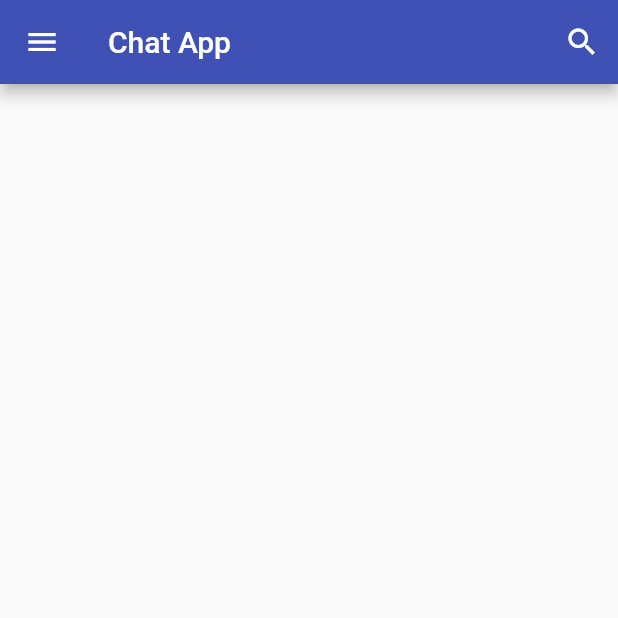
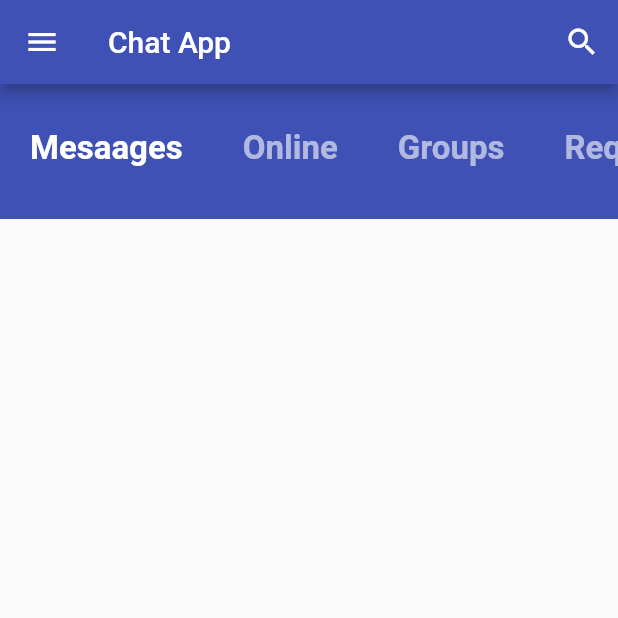
Before and after one commit to ramtiga/chat_ui, a Flutter app: the screen it shows after launch, on a phone screen of 412 x 824 dp, the top half of it. Run offline on Flutter 3.47's test engine with Material 2 defaults, Android fonts, the phone set to English and light mode, and no system bars; our stand-ins replace flutter_hooks, hooks_riverpod.

```diff
--- a/lib/main.dart
+++ b/lib/main.dart
@@ -1,8 +1,14 @@
 import 'package:chat_ui/pages/home.dart';
 import 'package:flutter/material.dart';
+import 'package:hooks_riverpod/hooks_riverpod.dart';
+
+final selectMenuProvider = StateProvider((ref) => 0);
 
 void main() {
-  runApp(MyApp());
+  runApp(ProviderScope(child: MyApp()));
+  //runApp(
+  //  ProviderScope(child: MyApp()),
+  //);
 }
 
 class MyApp extends StatelessWidget {
--- a/lib/pages/home.dart
+++ b/lib/pages/home.dart
@@ -1,15 +1,55 @@
 import 'package:flutter/material.dart';
 import 'package:flutter_hooks/flutter_hooks.dart';
+import 'package:hooks_riverpod/hooks_riverpod.dart';
+
+final selectMenuProvider = StateProvider((ref) => 0);
 
 class HomePage extends HookWidget {
+  final List<String> catetories = ['Mesaages', 'Online', 'Groups', 'Requests'];
+
   @override
   Widget build(BuildContext context) {
+    final int selectIndex = useProvider(selectMenuProvider).state;
+
     return Scaffold(
       appBar: AppBar(
         leading: IconButton(icon: Icon(Icons.menu), onPressed: () {}),
         title: Text("Chat App"),
-        actions: <Widget>[
-          IconButton(icon: Icon(Icons.search), onPressed: () {})
+        actions: [IconButton(icon: Icon(Icons.search), onPressed: () {})],
+      ),
+      body: Column(
+        children: [
+          Container(
+            height: 90.0,
+            color: Colors.indigo,
+            child: ListView.builder(
+              scrollDirection: Axis.horizontal,
+              itemCount: catetories.length,
+              itemBuilder: (context, index) {
+                return GestureDetector(
+                  onTap: () {
+                    context.read(selectMenuProvider).state = index;
+                  },
+                  child: Padding(
+                    padding: EdgeInsets.symmetric(
+                      horizontal: 20.0,
+                      vertical: 30.0,
+                    ),
+                    child: Text(
+                      catetories[index],
+                      style: TextStyle(
+                        color: index == selectIndex
+                            ? Colors.white
+                            : Colors.white60,
+                        fontSize: 22.0,
+                        fontWeight: FontWeight.bold,
+                      ),
+                    ),
+                  ),
+                );
+              },
+            ),
+          ),
         ],
       ),
     );
--- a/pubspec.yaml
+++ b/pubspec.yaml
@@ -47,9 +47,9 @@ flutter:
   uses-material-design: true
 
   # To add assets to your application, add an assets section, like this:
-  # assets:
-  #   - images/a_dot_burr.jpeg
-  #   - images/a_dot_ham.jpeg
+  assets:
+    - assets/images/
+
 
   # An image asset can refer to one or more resolution-specific "variants", see
   # https://flutter.dev/assets-and-images/#resolution-aware.
```
Also changed, not shown: lib/models/message.dart (added, +46 -0 lines), lib/models/user.dart (added, +7 -0 lines), assets/images/user1.png (added).
